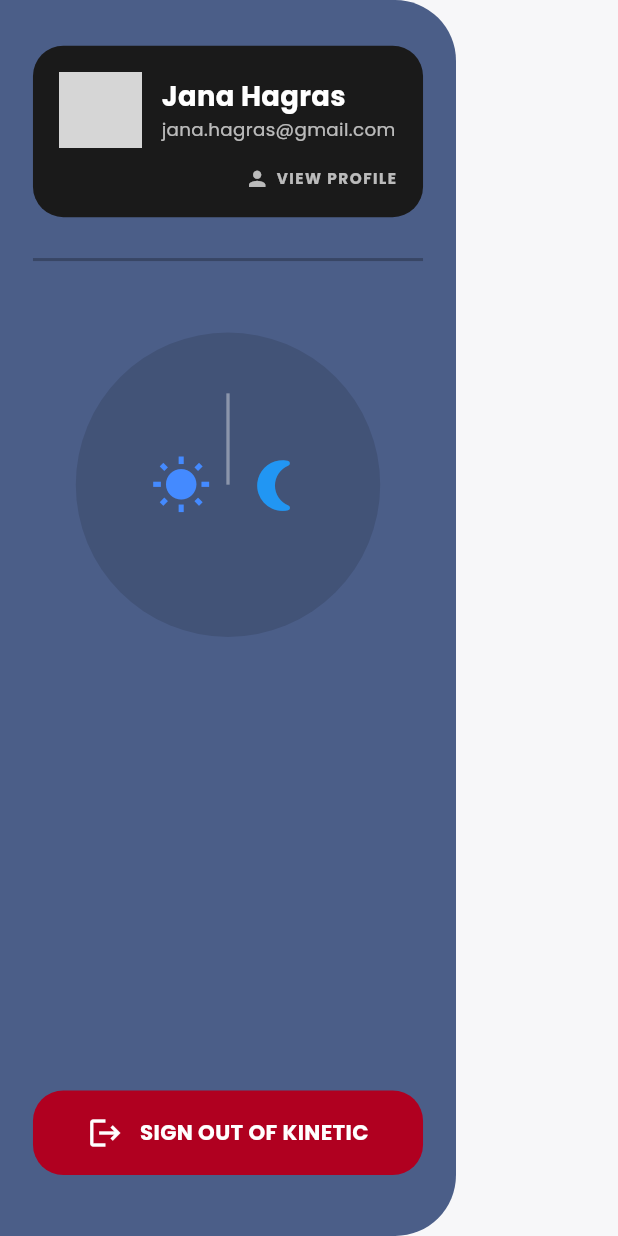
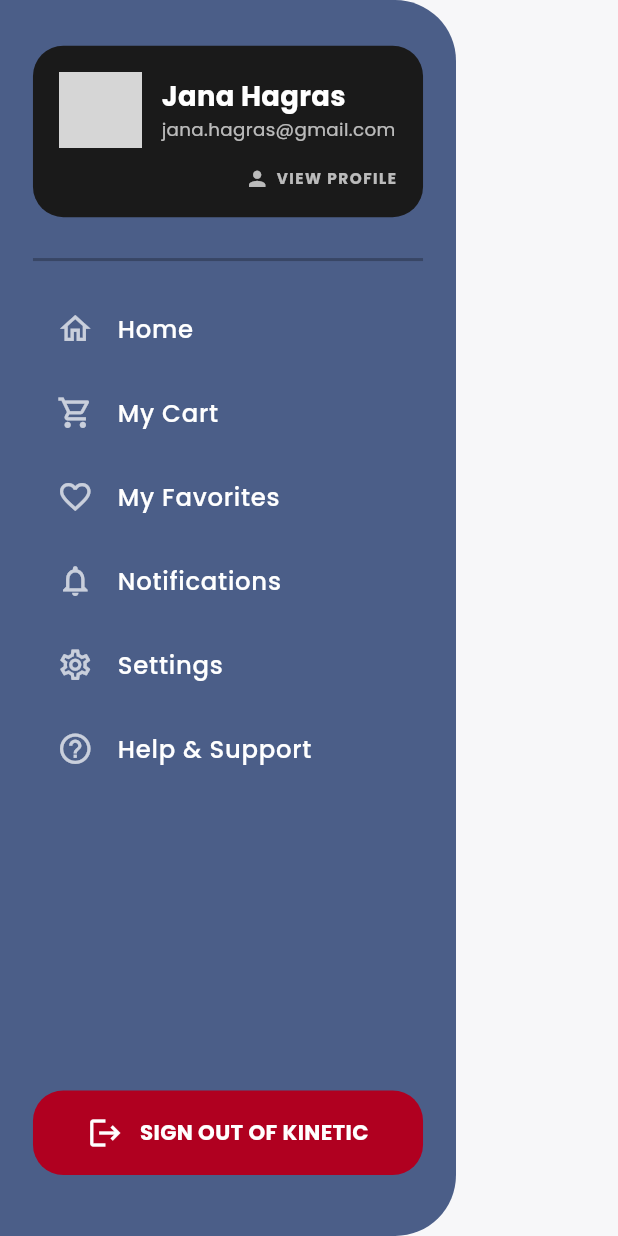
Before and after one commit to AyaaMohammedsayed/gp_ecommerce, a Flutter app: the CustomDrawer widget shown alone on an empty page, opened directly, on a phone screen of 412 x 824 dp. Run offline on Flutter 3.47's test engine with Material 3 defaults, Android fonts, the phone set to English and light mode, and no system bars; our stand-ins replace cached_network_image, equatable, flutter_bloc, flutter_screenutil, google_fonts; network calls fail; grey boxes are pictures that could not be loaded.

Commit message:
feat: implement search, add more products, and enrich drawer navigation

```diff
--- a/lib/view_models/home_cubit/home_state.dart
+++ b/lib/view_models/home_cubit/home_state.dart
@@ -15,27 +15,31 @@
   final List<CategoryModel> categories;
   final List<ProductModel> products;
   final String selectedCategory;
+  final String searchQuery;
 
   const HomeLoaded({
     required this.categories,
     required this.products,
     required this.selectedCategory,
+    this.searchQuery = '',
   });
 
   HomeLoaded copyWith({
     List<CategoryModel>? categories,
     List<ProductModel>? products,
     String? selectedCategory,
+    String? searchQuery,
   }) {
     return HomeLoaded(
       categories: categories ?? this.categories,
       products: products ?? this.products,
       selectedCategory: selectedCategory ?? this.selectedCategory,
+      searchQuery: searchQuery ?? this.searchQuery,
     );
   }
 
   @override
-  List<Object?> get props => [categories, products, selectedCategory];
+  List<Object?> get props => [categories, products, selectedCategory, searchQuery];
 }
 
 class HomeError extends HomeState {
--- a/lib/views/drawer/custom_drawer.dart
+++ b/lib/views/drawer/custom_drawer.dart
@@ -90,37 +90,15 @@
               ),
               SizedBox(height: 20.h),
               const Divider(color: Colors.black26, thickness: 2),
-              SizedBox(height: 40.h),
-              // Day/Night Graphic Placeholder
-              Container(
-                height: 200.h,
-                width: 200.w,
-                decoration: const BoxDecoration(
-                  color: Colors.black12,
-                  shape: BoxShape.circle,
-                ),
-                child: Center(
-                  child: Stack(
-                    alignment: Alignment.center,
-                    children: [
-                      Row(
-                        mainAxisAlignment: MainAxisAlignment.center,
-                        children: [
-                          Icon(Icons.wb_sunny, color: Colors.blueAccent, size: 40.sp),
-                          SizedBox(width: 20.w),
-                          Icon(Icons.nightlight_round, color: Colors.blue, size: 40.sp),
-                        ],
-                      ),
-                      Container(
-                        height: 60.h,
-                        width: 2.w,
-                        color: Colors.white38,
-                        margin: EdgeInsets.only(bottom: 60.h),
-                      ),
-                    ],
-                  ),
-                ),
-              ),
+              SizedBox(height: 10.h),
+              // Navigation Items
+              _buildDrawerItem(Icons.home_outlined, 'Home', context),
+              _buildDrawerItem(Icons.shopping_cart_outlined, 'My Cart', context),
+              _buildDrawerItem(Icons.favorite_outline, 'My Favorites', context),
+              _buildDrawerItem(Icons.notifications_none, 'Notifications', context),
+              _buildDrawerItem(Icons.settings_outlined, 'Settings', context),
+              _buildDrawerItem(Icons.help_outline, 'Help & Support', context),
+
               const Spacer(),
               // Logout Button
               GestureDetector(
@@ -155,4 +133,21 @@
       ),
     );
   }
+
+  Widget _buildDrawerItem(IconData icon, String title, BuildContext context) {
+    return ListTile(
+      leading: Icon(icon, color: Colors.white70, size: 24.sp),
+      title: Text(
+        title,
+        style: TextStyle(
+          color: Colors.white,
+          fontSize: 16.sp,
+          fontWeight: FontWeight.w500,
+        ),
+      ),
+      onTap: () {
+        Navigator.pop(context);
+      },
+    );
+  }
 }
```
Also changed, not shown: lib/view_models/home_cubit/home_cubit.dart (+35 -0 lines), lib/views/home/home_screen.dart (+13 -4 lines).
